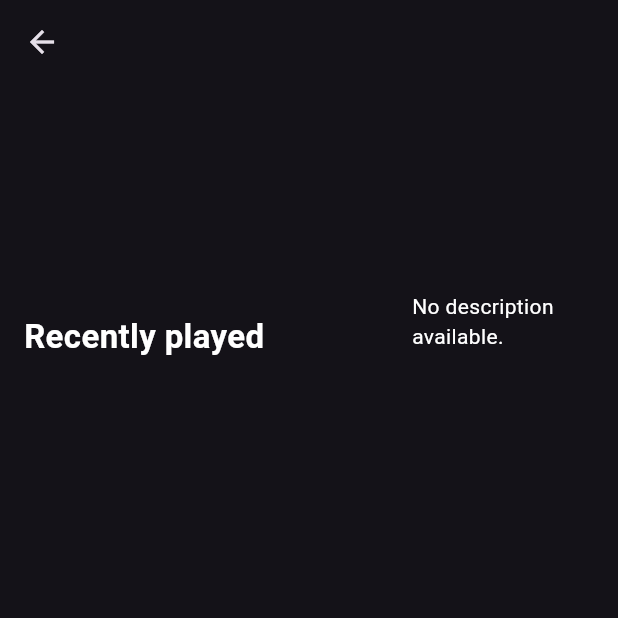
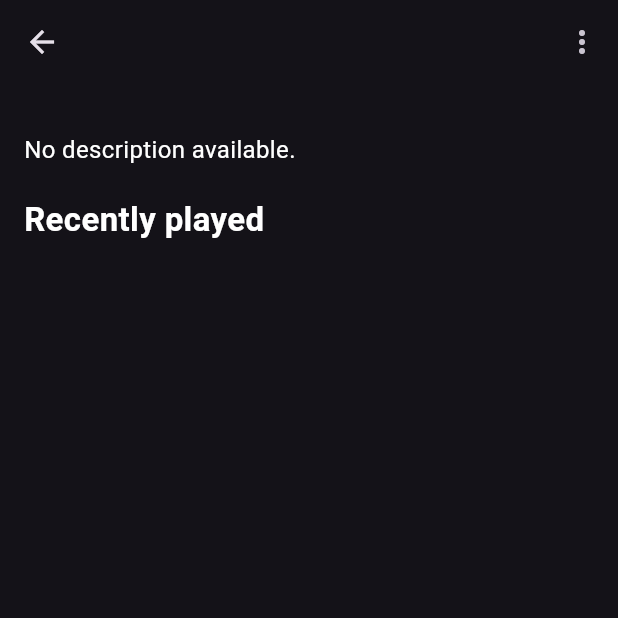
Before and after one commit to lnxexu/SpotifyBootleg, a Flutter app: the ArtistPage screen opened directly with empty values, on a phone screen of 412 x 824 dp, the top half of it. Run offline on Flutter 3.47's test engine with Material 3 defaults, Android fonts, the phone set to English and light mode, and no system bars; Roboto replaces fonts that are missing (IntegralCF).

Commit message:
"Updated ArtistPage and HomeScreen widgets with new layout and design elements"

```diff
--- a/lib/data/get_recentlyPlayed.dart
+++ b/lib/data/get_recentlyPlayed.dart
@@ -4,7 +4,7 @@ List<String> recentlyPlayedArtists = [
   'Deftones',
   'Paleface Swiss',
   'Killswitch Engage',
-  'Korn',
+  'Spiritbox',
   'Linkin Park',
   'Limp Bizkit',
   'Rage Against The Machine',
--- a/lib/views/artist_page.dart
+++ b/lib/views/artist_page.dart
@@ -19,9 +19,44 @@ class ArtistPage extends StatelessWidget {
     final String imagePath = artistImages[artistName] ?? '';
 
     return Scaffold(
-      appBar: AppBar(title: Text(artistName)),
+      appBar: AppBar(
+        title: Text(artistName),
+        actions: [
+          PopupMenuButton<String>(
+            icon: const Icon(Icons.more_vert),
+            onSelected: (String value) {
+              switch (value) {
+                case 'follow':
+                  print('Followed $artistName');
+                  break;
+                case 'share':
+                  print('Shared $artistName');
+                  break;
+                case 'discography':
+                  print('Viewing discography of $artistName');
+                  break;
+              }
+            },
+            itemBuilder: (BuildContext context) {
+              return [
+                const PopupMenuItem<String>(
+                  value: 'follow',
+                  child: Text('Follow'),
+                ),
+                const PopupMenuItem<String>(
+                  value: 'share',
+                  child: Text('Share'),
+                ),
+                const PopupMenuItem<String>(
+                  value: 'discography',
+                  child: Text('Discography'),
+                ),
+              ];
+            },
+          ),
+        ],
+      ),
       body: SingleChildScrollView(
-        // Make the whole page scrollable
         child: Column(
           children: [
             if (imagePath.isNotEmpty)
@@ -32,13 +67,14 @@ class ArtistPage extends StatelessWidget {
                         bottom: Radius.circular(20)),
                     child: Image.asset(
                       imagePath,
-                      height: 500,
+                      height: MediaQuery.of(context).size.height *
+                          0.35, // Responsive height
                       width: double.infinity,
                       fit: BoxFit.cover,
                     ),
                   ),
                   Container(
-                    height: 500,
+                    height: MediaQuery.of(context).size.height * 0.35,
                     decoration: BoxDecoration(
                       gradient: LinearGradient(
                         colors: [
@@ -50,6 +86,30 @@ class ArtistPage extends StatelessWidget {
                       ),
                     ),
                   ),
+                  Positioned(
+                    bottom: 50,
+                    left: 16,
+                    right: 16,
+                    child: FittedBox(
+                      fit: BoxFit.scaleDown,
+                      child: Text(
+                        artistName,
+                        style: const TextStyle(
+                          fontSize: 40,
+                          fontWeight: FontWeight.bold,
+                          color: Colors.white,
+                          shadows: [
+                            Shadow(
+                                color: Colors.black54,
+                                offset: Offset(1, 1),
+                                blurRadius: 5), // Shadow for better readability
+                          ],
+                        ),
+                        overflow: TextOverflow.ellipsis,
+                        maxLines: 1,
+                      ),
+                    ),
+                  ),
                 ],
               ),
             Padding(
@@ -57,34 +117,17 @@ class ArtistPage extends StatelessWidget {
               child: Column(
                 crossAxisAlignment: CrossAxisAlignment.start,
                 children: [
-                  const SizedBox(height: 8), // Reduced space before artist name
+                  const SizedBox(height: 16), // Space before description
                   Text(
-                    artistName,
+                    description,
                     style: const TextStyle(
-                        fontSize: 70,
-                        fontWeight: FontWeight.bold,
-                        color: Colors.white),
+                      color: Colors.white,
+                      fontSize: 16,
+                      fontFamily: String.fromEnvironment("Raleway"),
                     ),
-                  const SizedBox(height: 8), // Reduced space after artist name
-
-                  // Create a Row for two columns
-                  Row(
-                    mainAxisAlignment:
-                        MainAxisAlignment.spaceBetween, // Space between columns
-                    crossAxisAlignment:
-                        CrossAxisAlignment.center, // Center vertically
-                    children: [
-                      // Left Column for Songs
-                      Expanded(
-                        flex: 2, // Adjust flex to control width
-                        child: Column(
-                          mainAxisAlignment: MainAxisAlignment
-                              .center, // Center vertically in column
-                          crossAxisAlignment: CrossAxisAlignment.start,
-                          children: [
+                  ),
                   const SizedBox(
-                                height:
-                                    20), // Add space at the top of Recently Played section
+                      height: 20), // Space before Recently Played section
                   const Text('Recently played',
                       style: TextStyle(
                           fontSize: 22,
@@ -92,56 +135,30 @@ class ArtistPage extends StatelessWidget {
                           color: Colors.white)),
                   GridView.builder(
                     physics: const NeverScrollableScrollPhysics(),
-                              shrinkWrap:
-                                  true, // Use shrinkWrap to avoid infinite height
+                    shrinkWrap: true,
                     gridDelegate:
                         const SliverGridDelegateWithFixedCrossAxisCount(
                       crossAxisCount: 1,
-                                childAspectRatio:
-                                    10, // Aspect ratio for rectangular cards
+                      childAspectRatio: 4.4,
                     ),
                     itemCount: songs.length,
                     itemBuilder: (context, index) {
                       return Card(
                         color: Colors.grey[850],
                         margin: const EdgeInsets.all(8.0),
+                        elevation: 4, // Added elevation for modern look
                         child: Padding(
                           padding: const EdgeInsets.all(8.0),
                           child: Center(
                             child: Text(
                               songs[index],
-                                        style: const TextStyle(
-                                            color: Colors.white,
-                                            fontFamily: String.fromEnvironment(
-                                                'Raleway')),
+                              style: const TextStyle(color: Colors.white),
                               overflow: TextOverflow.ellipsis,
                             ),
                           ),
                         ),
                       );
                     },
-                            ),
-                          ],
-                        ),
-                      ),
-                      const SizedBox(width: 16), // Space between columns
-                      // Right Column for Description
-                      Expanded(
-                        flex: 1, // Adjust flex to control width
-                        child: Column(
-                          mainAxisAlignment: MainAxisAlignment
-                              .center, // Center vertically in column
-                          crossAxisAlignment: CrossAxisAlignment.start,
-                          children: [
-                            Text(description,
-                                style: const TextStyle(
-                                    color: Colors.white,
-                                    fontFamily:
-                                        String.fromEnvironment("Raleway"))),
-                          ],
-                        ),
-                      ),
-                    ],
                   ),
                 ],
               ),
--- a/lib/views/home.dart
+++ b/lib/views/home.dart
@@ -36,11 +36,11 @@ class HomeScreen extends StatelessWidget {
               shrinkWrap: true,
               physics: const NeverScrollableScrollPhysics(),
               gridDelegate: const SliverGridDelegateWithFixedCrossAxisCount(
-                crossAxisCount: 3,
+                crossAxisCount: 2,
                 childAspectRatio: 1.04,
               ),
-              itemCount: recentlyPlayedArtists.length > 6
-                  ? 6
+              itemCount: recentlyPlayedArtists.length > 10
+                  ? 10
                   : recentlyPlayedArtists.length,
               itemBuilder: (context, index) {
                 final artistName = recentlyPlayedArtists[index];
```
Lines whose indentation alone changed are shown as unchanged.
